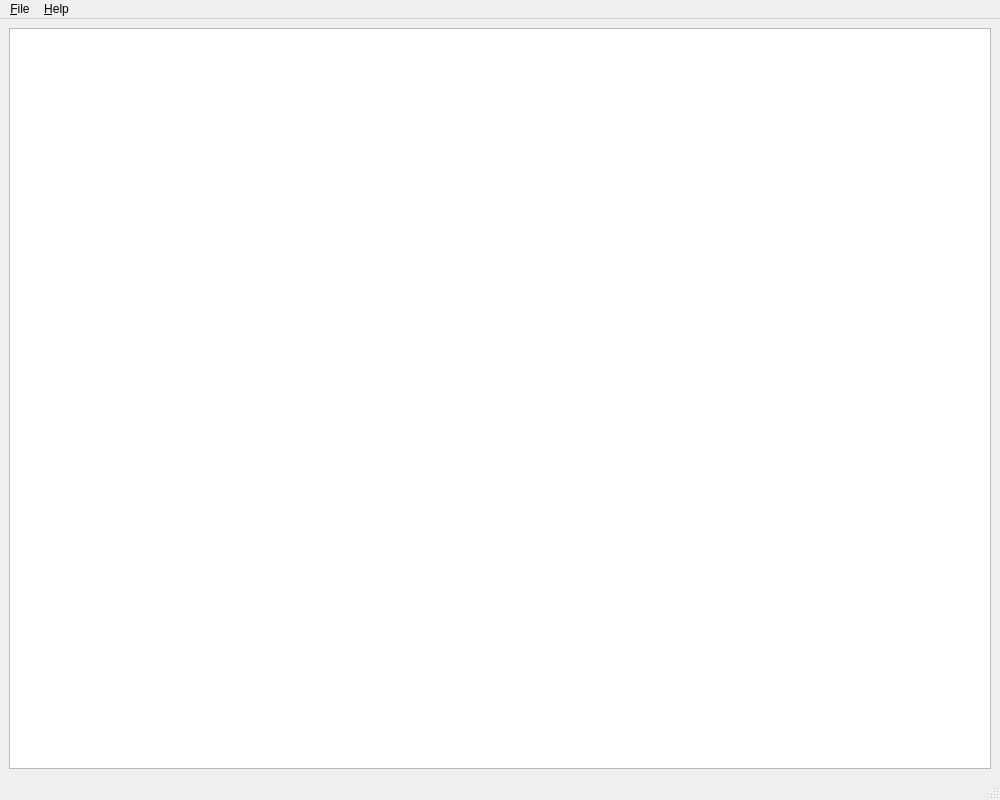
Old version of the form assets/main_window.ui in the repository r1sk4fun/hex_viewer.
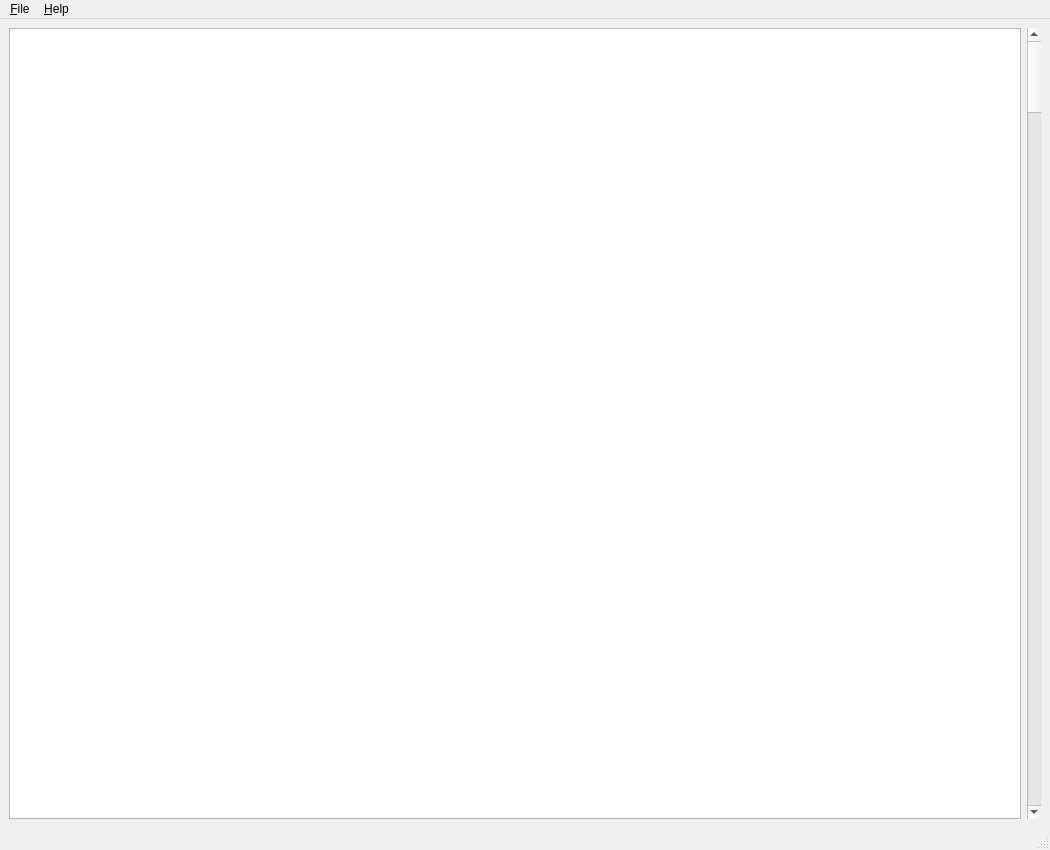
New version of the form.

Commit message:
Изменения (#2)
Переписаны функции сборки строки;
Теперь файл читается блоками;
Добавлен скролл;
Добавлена нумерация;

Patch:
```diff
--- a/assets/main_window.ui
+++ b/assets/main_window.ui
@@ -9,26 +9,26 @@
    <rect>
     <x>0</x>
     <y>0</y>
-    <width>1000</width>
-    <height>800</height>
+    <width>1050</width>
+    <height>850</height>
    </rect>
   </property>
   <property name="sizePolicy">
-   <sizepolicy hsizetype="Fixed" vsizetype="Fixed">
+   <sizepolicy hsizetype="Preferred" vsizetype="Preferred">
     <horstretch>0</horstretch>
     <verstretch>0</verstretch>
    </sizepolicy>
   </property>
   <property name="minimumSize">
    <size>
-    <width>1000</width>
-    <height>800</height>
+    <width>1050</width>
+    <height>850</height>
    </size>
   </property>
   <property name="maximumSize">
    <size>
-    <width>1000</width>
-    <height>800</height>
+    <width>1050</width>
+    <height>850</height>
    </size>
   </property>
   <property name="windowTitle">
@@ -38,7 +38,7 @@
    <bool>false</bool>
   </property>
   <widget class="QWidget" name="centralwidget">
-   <layout class="QVBoxLayout" name="verticalLayout_3">
+   <layout class="QHBoxLayout" name="horizontalLayout">
     <item>
      <layout class="QVBoxLayout" name="verticalLayout_2">
       <item>
@@ -56,6 +56,17 @@
       </item>
      </layout>
     </item>
+    <item>
+     <layout class="QVBoxLayout" name="verticalLayout">
+      <item>
+       <widget class="QScrollBar" name="blockScrollBar">
+        <property name="orientation">
+         <enum>Qt::Vertical</enum>
+        </property>
+       </widget>
+      </item>
+     </layout>
+    </item>
    </layout>
   </widget>
   <widget class="QStatusBar" name="statusbar"/>
@@ -64,7 +75,7 @@
     <rect>
      <x>0</x>
      <y>0</y>
-     <width>1000</width>
+     <width>1050</width>
      <height>26</height>
     </rect>
    </property>
```
Left out of the diff: 14 changed lines with no effect on the pictures. The commit also changes 2 other files.
